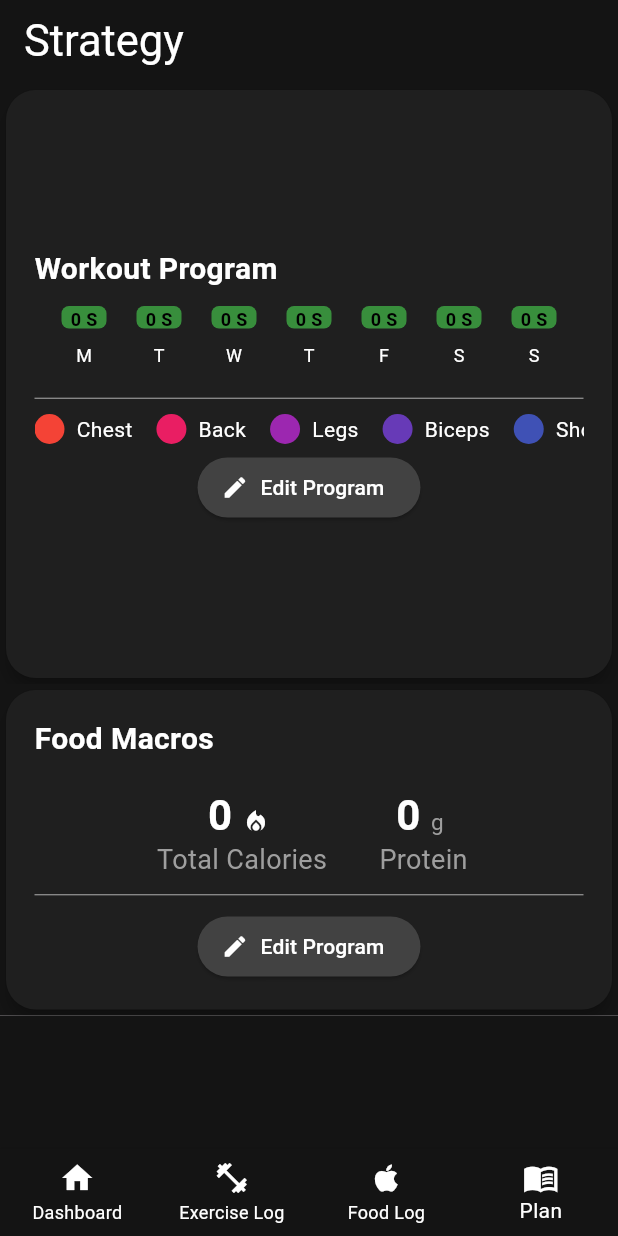
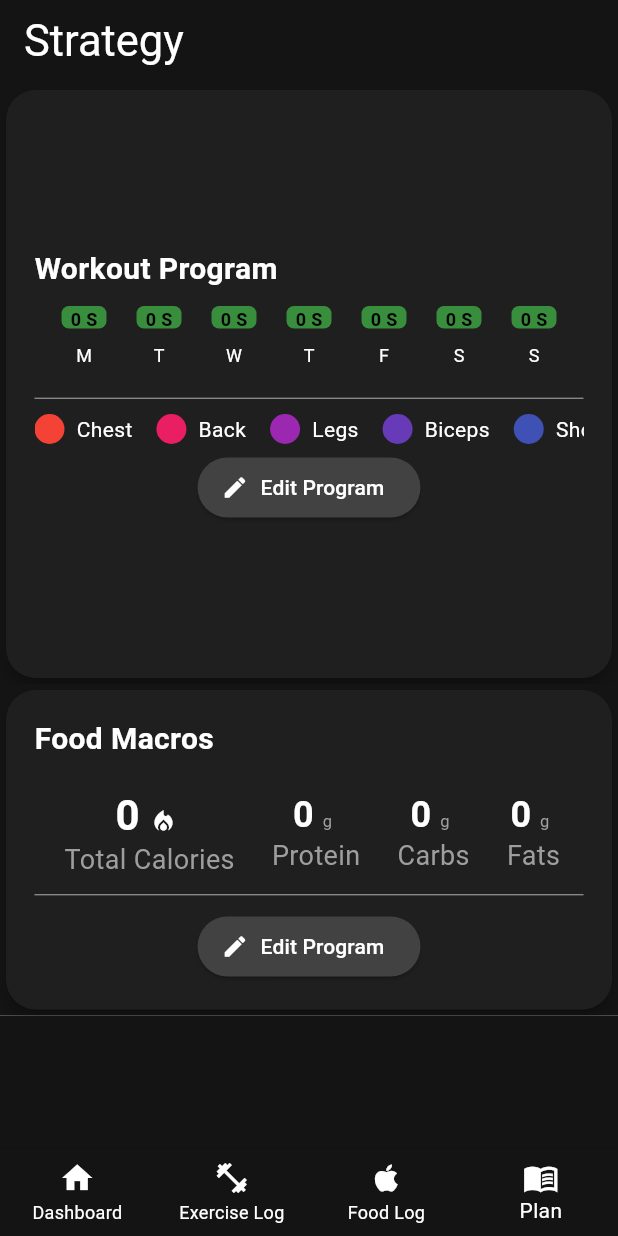
Before and after one commit to Samuel-J-Mathew/Overload--Workout-Nutrition-Weight-Tracker-ClientSide, a Flutter app: the screen it shows once a user with an empty profile is signed in, item 4 of the bottom bar chosen, on a phone screen of 412 x 824 dp. Run offline on Flutter 3.47's test engine with Material 3 defaults, Android fonts, the phone set to English and light mode, and no system bars; our stand-ins replace cloud_firestore, dropdown_button2, dropdown_search, firebase_auth, firebase_core, fl_chart and 7 more; missing offline and left inert: barcode_scan2, excel; accounts and stored records are empty.

Commit message:
added carbs, fats to app

```diff
--- a/lib/components/CalorieTile.dart
+++ b/lib/components/CalorieTile.dart
@@ -28,7 +28,7 @@ class _CalorieTileState extends State<CalorieTile> {
     var box = await Hive.openBox<NutritionalInfo>('nutritionBox');
     NutritionalInfo? info = box.get('nutrition');
     if (info != null) {
-      _dailyGoal = double.tryParse(info.calories) ?? 0;
+      _dailyGoal = double.tryParse(info.calories ?? "0") ?? 0;
       calculateCalories();
     }
   }
--- a/lib/data/NutritionProvider.dart
+++ b/lib/data/NutritionProvider.dart
@@ -8,12 +8,15 @@ class NutritionProvider with ChangeNotifier {
   void loadNutritionalInfo() async {
     var box = await Hive.openBox<NutritionalInfo>('nutritionBox');
     currentInfo = box.get('nutrition');
+    // Handling potential null values with defaults
+    if (currentInfo == null) {
+      currentInfo = NutritionalInfo(calories: "0", protein: "0", carbs: "0", fats: "0");
+    }
     notifyListeners();
   }
-
-  void saveNutritionalInfo(String calories, String protein) async {
+  void saveNutritionalInfo(String calories, String protein, String carbs, String fats) async {
     var box = await Hive.openBox<NutritionalInfo>('nutritionBox');
-    final nutritionalInfo = NutritionalInfo(calories: calories, protein: protein);
+    final nutritionalInfo = NutritionalInfo(calories: calories, protein: protein, carbs: carbs, fats:fats);
     await box.put('nutrition', nutritionalInfo);
     loadNutritionalInfo();
   }
--- a/lib/models/NutritionalInfo.dart
+++ b/lib/models/NutritionalInfo.dart
@@ -1,12 +1,25 @@
 import 'package:hive/hive.dart';
+
 part 'NutritionalInfo.g.dart';
+
 @HiveType(typeId: 5)
 class NutritionalInfo extends HiveObject {
   @HiveField(0)
-  String calories;
+  String? calories;  // Made nullable
 
   @HiveField(1)
-  String protein;
+  String? protein;   // Made nullable
 
-  NutritionalInfo({required this.calories, required this.protein});
+  @HiveField(2)
+  String? carbs;     // Made nullable
+
+  @HiveField(3)
+  String? fats;      // Made nullable
+
+  NutritionalInfo({
+    this.calories,
+    this.protein,
+    this.carbs,
+    this.fats,
+  });
 }
--- a/lib/pages/FoodLogPage.dart
+++ b/lib/pages/FoodLogPage.dart
@@ -49,7 +49,7 @@ class _FoodLogPageState extends State<FoodLogPage> {
     var box = await Hive.openBox<NutritionalInfo>('nutritionBox');
     NutritionalInfo? info = box.get('nutrition');
     if (info != null) {
-      _dailyGoal = double.tryParse(info.calories) ?? 0;
+      _dailyGoal = double.tryParse(info.calories ?? "0") ?? 0;
       calculateCalories();
     }
   }
--- a/lib/pages/MySplitPage.dart
+++ b/lib/pages/MySplitPage.dart
@@ -24,6 +24,8 @@ class _MySplitPageState extends State<MySplitPage>  {
   HiveDatabase db = HiveDatabase();
 String _averageCals = "0";
 String _averageProtein = "0";
+String _averageCarbs = "0";
+String _averageFats = "0";
   final List<String> daysOfWeek = [
     'Monday',
     'Tuesday',
@@ -75,8 +77,8 @@ String _averageProtein = "0";
     }
     loadNutritionalInfo();
   }
-  void saveNutritionalInfo(String calories, String protein) {
-    final nutritionalInfo = NutritionalInfo(calories: calories, protein: protein);
+  void saveNutritionalInfo(String calories, String protein, String carbs, String fats) {
+    final nutritionalInfo = NutritionalInfo(calories: calories, protein: protein, carbs: carbs, fats: fats);
     final box = Hive.box<NutritionalInfo>('nutritionBox');
     box.put('nutrition', nutritionalInfo);
     loadNutritionalInfo(); // Reload to update the UI
@@ -88,11 +90,10 @@ String _averageProtein = "0";
 
     if (info != null) {
       setState(() {
-        _averageCals = info.calories;
-        _averageProtein = info.protein;
-
-        // Update the global state
-        GlobalState().averageCals = _averageCals;
+        _averageCals = info.calories ?? "0";
+        _averageProtein = info.protein ?? "0";
+        _averageCarbs = info.carbs ?? "0";
+        _averageFats = info.fats ?? "0";
       });
     }
   }
@@ -102,6 +103,8 @@ String _averageProtein = "0";
       builder: (BuildContext context) {
         final TextEditingController calorieController = TextEditingController(text: _averageCals);
         final TextEditingController proteinController = TextEditingController(text: _averageProtein);
+        final TextEditingController carbsController = TextEditingController(text: _averageCarbs);
+        final TextEditingController fatsController = TextEditingController(text: _averageFats);
 
         return AlertDialog(
           title: Text('Edit Nutrition'),
@@ -118,6 +121,16 @@ String _averageProtein = "0";
                 decoration: InputDecoration(labelText: 'Protein (g)'),
                 keyboardType: TextInputType.number,
               ),
+              TextField(
+                controller: carbsController,
+                decoration: InputDecoration(labelText: 'Carbs (g)'),
+                keyboardType: TextInputType.number,
+              ),
+              TextField(
+                controller: fatsController,
+                decoration: InputDecoration(labelText: 'Fats (g)'),
+                keyboardType: TextInputType.number,
+              ),
             ],
           ),
           actions: <Widget>[
@@ -128,7 +141,7 @@ String _averageProtein = "0";
             TextButton(
               child: Text('Save'),
               onPressed: () {
-                saveNutritionalInfo(calorieController.text, proteinController.text);
+                saveNutritionalInfo(calorieController.text, proteinController.text,carbsController.text, fatsController.text );
                 Navigator.of(context).pop();
                 loadNutritionalInfo();
               },
@@ -289,7 +302,7 @@ String _averageProtein = "0";
                             Text(" Total Calories", style: TextStyle(color: Colors.grey, fontSize: 18)),
                           ],
                         ),
-                        SizedBox(width: 30,),
+                        SizedBox(width: 20,),
                         Column(
                           children: [
                             RichText(
@@ -299,7 +312,7 @@ String _averageProtein = "0";
                                     text: "${(_averageProtein)} ", // Step count
                                     style: TextStyle(
                                       color: Colors.white, // Color for the step count
-                                      fontSize: 28, // Larger font size for the step count
+                                      fontSize: 24, // Larger font size for the step count
                                       fontWeight: FontWeight.bold, // Optional: Make it bold
                                     ),
                                   ),
@@ -307,7 +320,7 @@ String _averageProtein = "0";
                                     text: "g", // "steps" label
                                     style: TextStyle(
                                       color: Colors.grey, // Different color for the "steps" text
-                                      fontSize: 15, // Smaller font size for the "steps" text
+                                      fontSize: 11, // Smaller font size for the "steps" text
                                     ),
                                   ),
                                 ],
@@ -315,6 +328,64 @@ String _averageProtein = "0";
 
                             ),
                             Text(" Protein", style: TextStyle(color: Colors.grey, fontSize: 18)),
+                          ],
+
+                        ),
+                        SizedBox(width: 20,),
+                        Column(
+                          children: [
+                            RichText(
+                              text: TextSpan(
+                                children: [
+                                  TextSpan(
+                                    text: "${(_averageCarbs)} ", // Step count
+                                    style: TextStyle(
+                                      color: Colors.white, // Color for the step count
+                                      fontSize: 24, // Larger font size for the step count
+                                      fontWeight: FontWeight.bold, // Optional: Make it bold
+                                    ),
+                                  ),
+                                  TextSpan(
+                                    text: "g", // "steps" label
+                                    style: TextStyle(
+                                      color: Colors.grey, // Different color for the "steps" text
+                                      fontSize: 11, // Smaller font size for the "steps" text
+                                    ),
+                                  ),
+                                ],
+                              ),
+
+                            ),
+                            Text(" Carbs", style: TextStyle(color: Colors.grey, fontSize: 18)),
+                          ],
+
+                        ),
+                        SizedBox(width: 20,),
+                        Column(
+                          children: [
+                            RichText(
+                              text: TextSpan(
+                                children: [
+                                  TextSpan(
+                                    text: "${(_averageFats)} ", // Step count
+                                    style: TextStyle(
+                                      color: Colors.white, // Color for the step count
+                                      fontSize: 24, // Larger font size for the step count
+                                      fontWeight: FontWeight.bold, // Optional: Make it bold
+                                    ),
+                                  ),
+                                  TextSpan(
+                                    text: "g", // "steps" label
+                                    style: TextStyle(
+                                      color: Colors.grey, // Different color for the "steps" text
+                                      fontSize: 11, // Smaller font size for the "steps" text
+                                    ),
+                                  ),
+                                ],
+                              ),
+
+                            ),
+                            Text(" Fats", style: TextStyle(color: Colors.grey, fontSize: 18)),
                           ],
 
                         )
--- a/lib/pages/auth_page.dart
+++ b/lib/pages/auth_page.dart
@@ -24,7 +24,6 @@ class AuthPage extends StatelessWidget {
           if (snapshot.hasData) {
             //return ClientManagementApp();
             return ExerciseLogPage();
-            //return WebAppDataAnalysis();
           }
 
           // user is NOT logged in
```
Also changed, not shown: lib/models/NutritionalInfo.g.dart.
